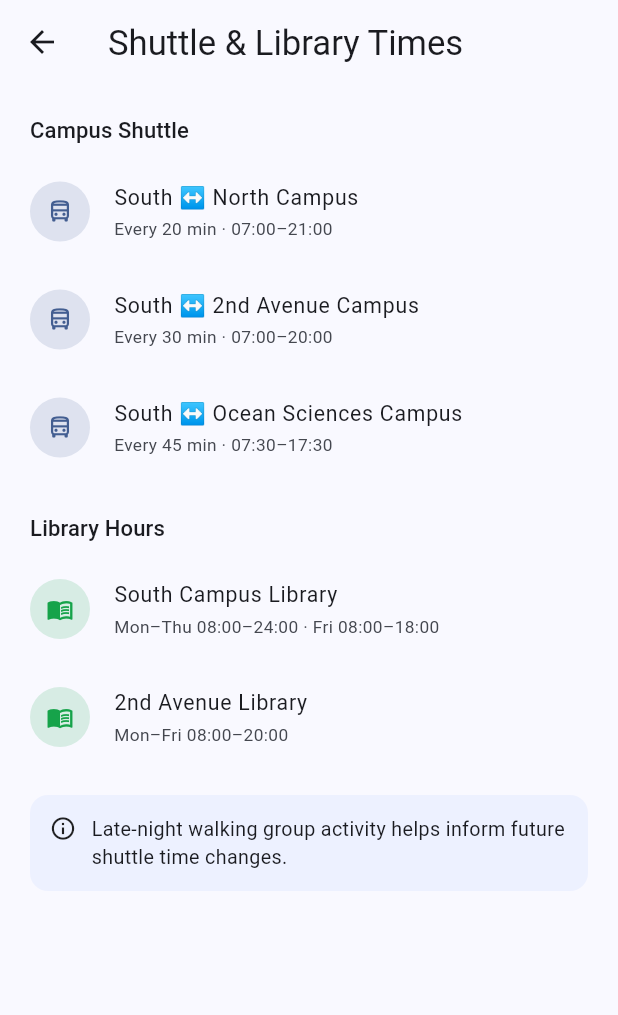
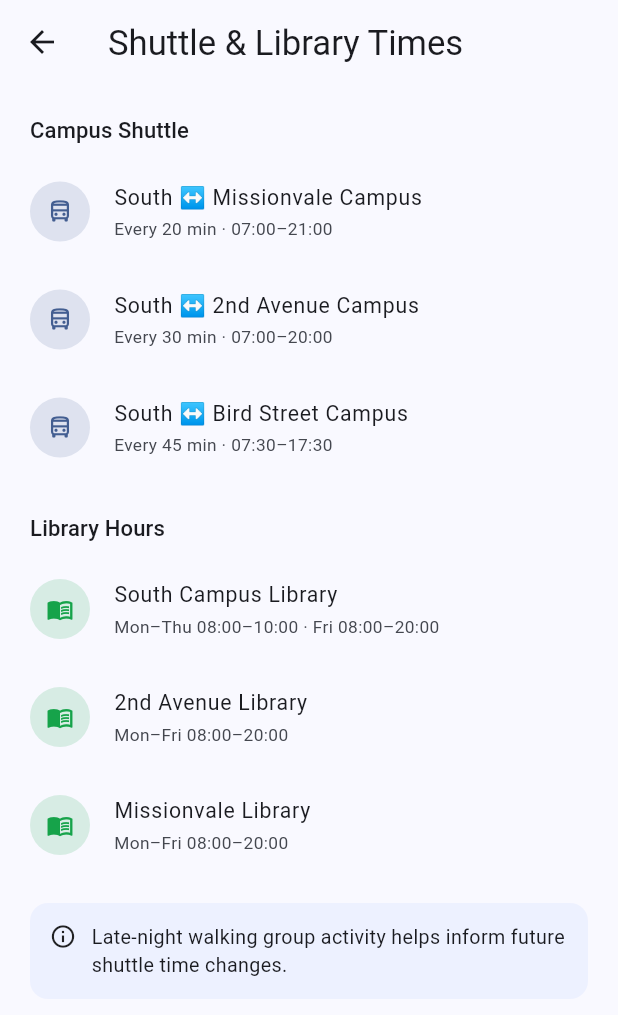
Before and after one commit to IsagoMogadile/SafeStep, a Flutter app: the ShuttleLibraryScreen screen opened directly, on a phone screen of 412 x 824 dp. Shown: the top 1015 px of the screen. Run offline on Flutter 3.47's test engine with Material 3 defaults, Android fonts, the phone set to English and light mode, and no system bars; our stand-ins replace connectivity_plus, flutter_contacts, flutter_dotenv, flutter_local_notifications, flutter_map, flutter_tts and 6 more; missing offline and left inert: google_mlkit_text_recognition, home_widget; accounts and stored records are empty.

Commit message:
Update shuttle routes and library hours

```diff
--- a/lib/features/student/presentation/shuttle_library_screen.dart
+++ b/lib/features/student/presentation/shuttle_library_screen.dart
@@ -7,14 +7,15 @@ class ShuttleLibraryScreen extends StatelessWidget {
   const ShuttleLibraryScreen({super.key});
 
   static const _shuttleRoutes = [
-    ('South ↔ North Campus', 'Every 20 min · 07:00–21:00'),
+    ('South ↔ Missionvale Campus', 'Every 20 min · 07:00–21:00'),
     ('South ↔ 2nd Avenue Campus', 'Every 30 min · 07:00–20:00'),
-    ('South ↔ Ocean Sciences Campus', 'Every 45 min · 07:30–17:30'),
+    ('South ↔ Bird Street Campus', 'Every 45 min · 07:30–17:30'),
   ];
 
   static const _libraryHours = [
-    ('South Campus Library', 'Mon–Thu 08:00–24:00 · Fri 08:00–18:00'),
+    ('South Campus Library', 'Mon–Thu 08:00–10:00 · Fri 08:00–20:00'),
     ('2nd Avenue Library', 'Mon–Fri 08:00–20:00'),
+     ('Missionvale Library', 'Mon–Fri 08:00–20:00'),
   ];
 
   @override
```
